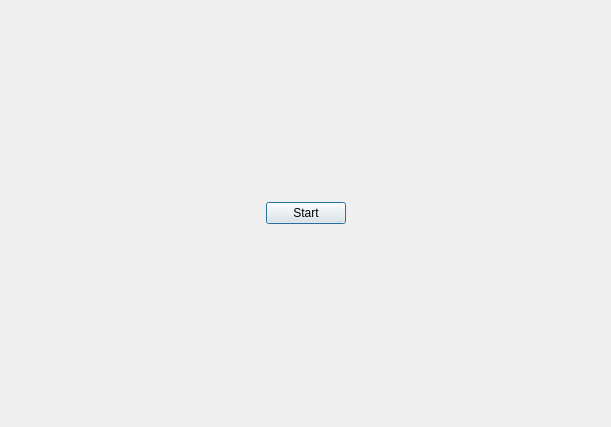
First picture: the form in app/src/dialogs/startsimulationdialog/startsimulationdialog.ui, repository Gris87/TInvestor, before the edit.
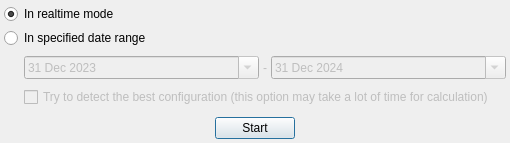
Second picture: the form after the edit.

```diff
--- a/app/src/dialogs/startsimulationdialog/startsimulationdialog.ui
+++ b/app/src/dialogs/startsimulationdialog/startsimulationdialog.ui
@@ -6,10 +6,22 @@
    <rect>
     <x>0</x>
     <y>0</y>
-    <width>611</width>
-    <height>427</height>
+    <width>510</width>
+    <height>143</height>
    </rect>
   </property>
+  <property name="minimumSize">
+   <size>
+    <width>510</width>
+    <height>143</height>
+   </size>
+  </property>
+  <property name="maximumSize">
+   <size>
+    <width>510</width>
+    <height>143</height>
+   </size>
+  </property>
   <property name="windowTitle">
    <string>Start simulation</string>
   </property>
@@ -29,6 +41,108 @@
    <property name="bottomMargin">
     <number>4</number>
    </property>
+   <item>
+    <widget class="QRadioButton" name="realTimeRadioButton">
+     <property name="text">
+      <string>In realtime mode</string>
+     </property>
+     <property name="checked">
+      <bool>true</bool>
+     </property>
+    </widget>
+   </item>
+   <item>
+    <widget class="QRadioButton" name="dateRangeRadioButton">
+     <property name="text">
+      <string>In specified date range</string>
+     </property>
+    </widget>
+   </item>
+   <item>
+    <widget class="QWidget" name="dateRangeWidget" native="true">
+     <property name="enabled">
+      <bool>false</bool>
+     </property>
+     <layout class="QVBoxLayout" name="verticalLayout_2">
+      <property name="spacing">
+       <number>4</number>
+      </property>
+      <property name="leftMargin">
+       <number>20</number>
+      </property>
+      <property name="topMargin">
+       <number>0</number>
+      </property>
+      <property name="rightMargin">
+       <number>0</number>
+      </property>
+      <property name="bottomMargin">
+       <number>0</number>
+      </property>
+      <item>
+       <layout class="QHBoxLayout" name="horizontalLayout_2">
+        <property name="spacing">
+         <number>4</number>
+        </property>
+        <item>
+         <widget class="QDateEdit" name="fromDateEdit">
+          <property name="dateTime">
+           <datetime>
+            <hour>18</hour>
+            <minute>0</minute>
+            <second>0</second>
+            <year>2023</year>
+            <month>12</month>
+            <day>31</day>
+           </datetime>
+          </property>
+          <property name="calendarPopup">
+           <bool>true</bool>
+          </property>
+         </widget>
+        </item>
+        <item>
+         <widget class="QLabel" name="label">
+          <property name="sizePolicy">
+           <sizepolicy hsizetype="Fixed" vsizetype="Preferred">
+            <horstretch>0</horstretch>
+            <verstretch>0</verstretch>
+           </sizepolicy>
+          </property>
+          <property name="text">
+           <string notr="true">-</string>
+          </property>
+         </widget>
+        </item>
+        <item>
+         <widget class="QDateEdit" name="toDateEdit">
+          <property name="dateTime">
+           <datetime>
+            <hour>18</hour>
+            <minute>0</minute>
+            <second>0</second>
+            <year>2024</year>
+            <month>12</month>
+            <day>31</day>
+           </datetime>
+          </property>
+          <property name="calendarPopup">
+           <bool>true</bool>
+          </property>
+         </widget>
+        </item>
+       </layout>
+      </item>
+      <item>
+       <widget class="QCheckBox" name="bestConfigCheckBox">
+        <property name="text">
+         <string>Try to detect the best configuration (this option may take a lot of time for calculation)</string>
+        </property>
+       </widget>
+      </item>
+     </layout>
+    </widget>
+   </item>
    <item>
     <layout class="QHBoxLayout" name="horizontalLayout">
      <property name="spacing">
```
